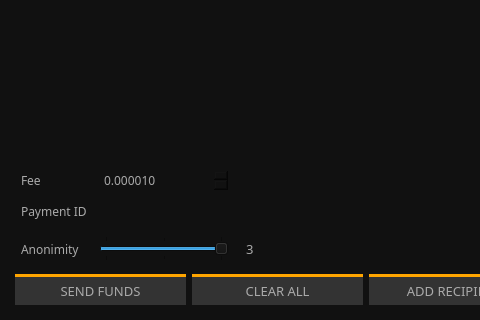
Old version of the form src/gui/ui/sendframe.ui in the repository ConcealNetwork/conceal-desktop; both pictures show x 0 to 480 and y 380 to 700 of the 1270 by 700 pixel window.
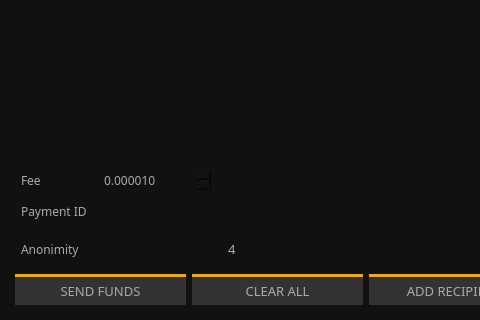
New version of the form.

Commit message: hide mixin slider

```diff
--- a/src/gui/ui/sendframe.ui
+++ b/src/gui/ui/sendframe.ui
@@ -241,8 +241,8 @@
        </property>
        <property name="maximumSize">
         <size>
-         <width>130</width>
-         <height>25</height>
+         <width>0</width>
+         <height>0</height>
         </size>
        </property>
        <property name="font">
@@ -252,22 +252,22 @@
         </font>
        </property>
        <property name="styleSheet">
-        <string notr="true">padding: 3px; border: 0px; color: #ddd;</string>
+        <string notr="true">padding: 3px; border: 0px; color: #000d;</string>
        </property>
        <property name="minimum">
-        <number>1</number>
+        <number>4</number>
        </property>
        <property name="maximum">
-        <number>3</number>
+        <number>4</number>
        </property>
        <property name="pageStep">
         <number>1</number>
        </property>
        <property name="value">
-        <number>3</number>
+        <number>4</number>
        </property>
        <property name="sliderPosition">
-        <number>3</number>
+        <number>4</number>
        </property>
        <property name="tracking">
         <bool>false</bool>
@@ -307,7 +307,7 @@
         <string notr="true">padding: 3px; border: 0px;</string>
        </property>
        <property name="text">
-        <string notr="true">3</string>
+        <string notr="true">4</string>
        </property>
        <property name="maxLength">
         <number>5</number>
```
